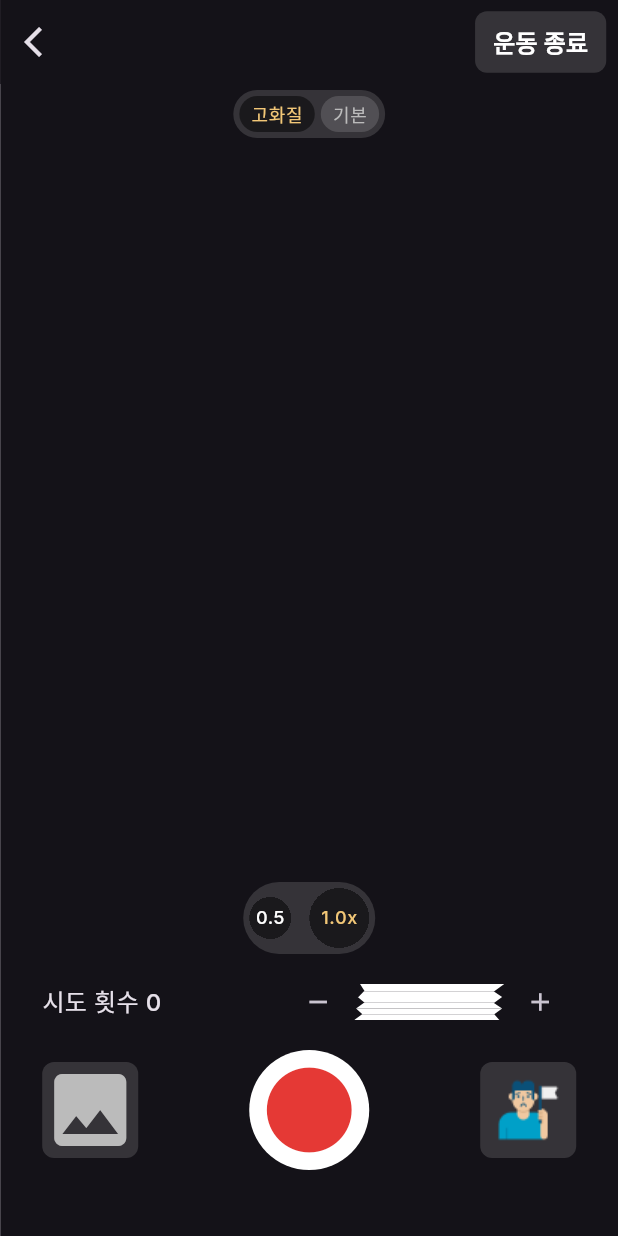
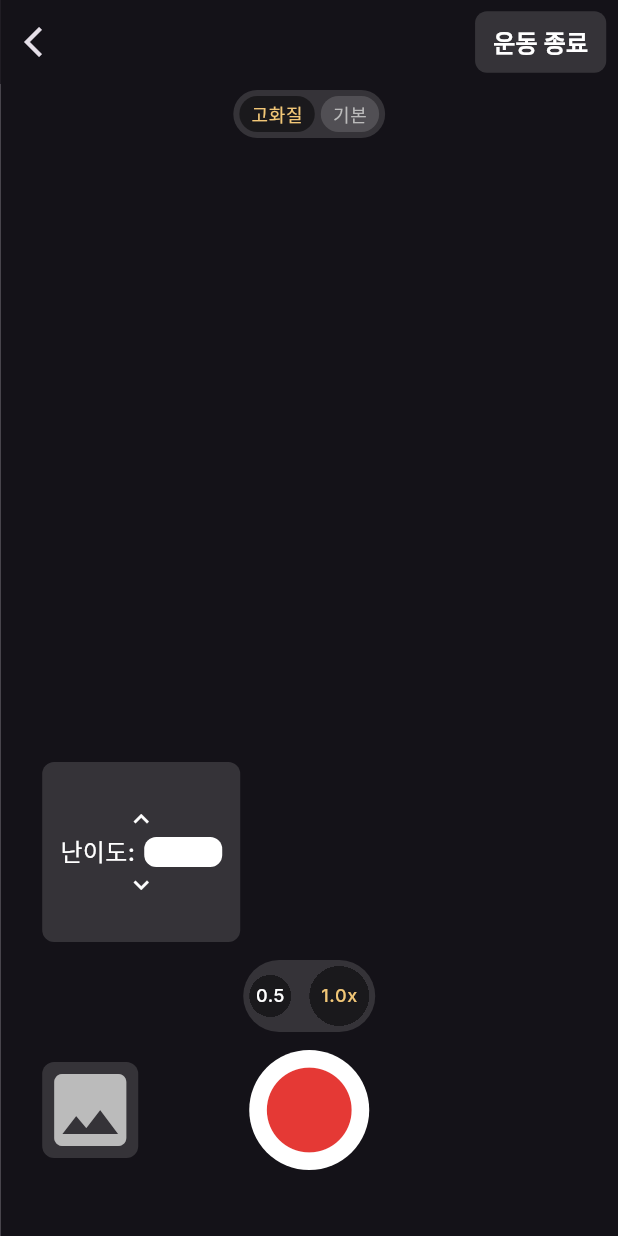
Before and after one commit to LiberoSpace/climb, a Flutter app: the first screen one second after launch, on a phone screen of 412 x 824 dp. Run offline on Flutter 3.47's test engine with Material 3 defaults, Android fonts, the phone set to English and light mode, and no system bars; our stand-ins replace camera, cloud_firestore, drift, firebase_analytics, firebase_auth, firebase_core and 14 more; missing offline and left inert: drift_db_viewer, firebase_app_check, gal, sqlite3, video_thumbnail; accounts and stored records are empty; generated files the repository leaves out were written again; project files that could hold a hidden picture were left out.

Commit message:
feat: 현제 문제 대시보드 추가

```diff
--- a/lib/pages/camera_page.dart
+++ b/lib/pages/camera_page.dart
@@ -545,8 +545,162 @@ class CameraPageState extends State<CameraPage> with WidgetsBindingObserver {
                         padding: const EdgeInsets.symmetric(horizontal: 28),
                         child: Column(
                           mainAxisSize: MainAxisSize.min,
+                          mainAxisAlignment: MainAxisAlignment.start,
                           crossAxisAlignment: CrossAxisAlignment.center,
                           children: [
+                            Row(
+                              mainAxisAlignment: MainAxisAlignment.start,
+                              children: [
+                                _climbingProblem != null
+                                    ? Container(
+                                        width: 132,
+                                        height: 120,
+                                        padding: const EdgeInsets.all(12),
+                                        decoration: BoxDecoration(
+                                          color:
+                                              colorLightGray.withOpacity(0.15),
+                                          borderRadius:
+                                              BorderRadius.circular(8),
+                                        ),
+                                        child: Column(
+                                          mainAxisAlignment:
+                                              MainAxisAlignment.spaceBetween,
+                                          children: [
+                                            Text(
+                                              '현재 문제',
+                                              style: Theme.of(context)
+                                                  .textTheme
+                                                  .bodyMedium!
+                                                  .copyWith(color: colorWhite),
+                                            ),
+                                            Row(
+                                              mainAxisAlignment:
+                                                  MainAxisAlignment
+                                                      .spaceBetween,
+                                              children: [
+                                                Text(
+                                                  '난이도:',
+                                                  style: Theme.of(context)
+                                                      .textTheme
+                                                      .bodyMedium!
+                                                      .copyWith(
+                                                          color: colorWhite),
+                                                ),
+                                                Container(
+                                                  width: 52,
+                                                  height: 20,
+                                                  decoration: BoxDecoration(
+                                                    color: _difficulty != null
+                                                        ? Color(_difficulty!
+                                                            .colorValue)
+                                                        : Colors.white,
+                                                    borderRadius:
+                                                        BorderRadius.circular(
+                                                            8),
+                                                  ),
+                                                )
+                                              ],
+                                            ),
+                                            Row(
+                                              mainAxisAlignment:
+                                                  MainAxisAlignment
+                                                      .spaceBetween,
+                                              children: [
+                                                Text(
+                                                  '시도:',
+                                                  style: Theme.of(context)
+                                                      .textTheme
+                                                      .bodyMedium!
+                                                      .copyWith(
+                                                          color: colorWhite),
+                                                ),
+                                                Text(
+                                                  _climbingProblem != null
+                                                      ? _climbingProblem!
+                                                          .trialCount
+                                                          .toString()
+                                                      : '0',
+                                                  style: Theme.of(context)
+                                                      .textTheme
+                                                      .bodyMedium!
+                                                      .copyWith(
+                                                          color: colorWhite),
+                                                ),
+                                              ],
+                                            ),
+                                          ],
+                                        ),
+                                      )
+                                    : Container(
+                                        width: 132,
+                                        height: 120,
+                                        padding: const EdgeInsets.all(12),
+                                        decoration: BoxDecoration(
+                                          color:
+                                              colorLightGray.withOpacity(0.15),
+                                          borderRadius:
+                                              BorderRadius.circular(8),
+                                        ),
+                                        child: Column(
+                                          mainAxisAlignment:
+                                              MainAxisAlignment.center,
+                                          crossAxisAlignment:
+                                              CrossAxisAlignment.center,
+                                          children: [
+                                            GestureDetector(
+                                              onTap: () => setDifficulty(-1),
+                                              child: const Icon(
+                                                Icons
+                                                    .keyboard_arrow_up_outlined,
+                                                size: 20,
+                                                weight: 1500,
+                                              ),
+                                            ),
+                                            Row(
+                                              mainAxisAlignment:
+                                                  MainAxisAlignment
+                                                      .spaceBetween,
+                                              children: [
+                                                Text(
+                                                  '난이도:',
+                                                  style: Theme.of(context)
+                                                      .textTheme
+                                                      .bodyMedium!
+                                                      .copyWith(
+                                                          color: colorWhite),
+                                                ),
+                                                Container(
+                                                  width: 52,
+                                                  height: 20,
+                                                  decoration: BoxDecoration(
+                                                    color: _difficulty != null
+                                                        ? Color(_difficulty!
+                                                            .colorValue)
+                                                        : Colors.white,
+                                                    borderRadius:
+                                                        BorderRadius.circular(
+                                                            8),
+                                                  ),
+                                                )
+                                              ],
+                                            ),
+                                            GestureDetector(
+                                              onTap: () => setDifficulty(1),
+                                              child: const Icon(
+                                                Icons
+                                                    .keyboard_arrow_down_outlined,
+                                                size: 20,
+                                                weight: 1500,
+                                              ),
+                                            ),
+                                          ],
+                                        ),
+                                      ),
+                              ],
+                            ),
+                            const Gap(
+                              12,
+                            ),
                             if (Platform.isIOS)
                               Container(
                                 decoration: BoxDecoration(
@@ -721,79 +875,6 @@ class CameraPageState extends State<CameraPage> with WidgetsBindingObserver {
                                 ),
                               ),
                             const Gap(12),
-                            SizedBox(
-                              height: 40,
-                              child: _controller.value.isRecordingVideo
-                                  ? Row(
-                                      mainAxisAlignment:
-                                          MainAxisAlignment.spaceBetween,
-                                      children: [
-                                        const SizedBox(),
-                                        SvgPicture.asset(
-                                          'assets/icons/tape.svg',
-                                          height: 24,
-                                          colorFilter: ColorFilter.mode(
-                                              _difficulty != null
-                                                  ? Color(
-                                                      _difficulty!.colorValue)
-                                                  : Colors.white,
-                                              BlendMode.srcIn),
-                                        ),
-                                      ],
-                                    )
-                                  : Row(
-                                      mainAxisAlignment:
-                                          MainAxisAlignment.spaceBetween,
-                                      children: [
-                                        Text(
-                                          _climbingProblem != null
-                                              ? '시도 횟수 ${_climbingProblem!.trialCount}'
-                                              : '시도 횟수 0',
-                                          style: GoogleFonts.inter(
-                                            fontWeight: FontWeight.w500,
-                                            fontSize: 16,
-                                          ),
-                                        ),
-                                        Row(
-                                          children: [
-                                            if (_climbingProblem == null)
-                                              IconButton(
-                                                onPressed: () =>
-                                                    setDifficulty(-1),
-                                                icon: const Icon(
-                                                  Icons.remove,
-                                                  size: 20,
-                                                  weight: 1500,
-                                                ),
-                                              ),
-                                            SvgPicture.asset(
-                                              'assets/icons/tape.svg',
-                                              height: 24,
-                                              colorFilter: ColorFilter.mode(
-                                                  _difficulty != null
-                                                      ? Color(_difficulty!
-                                                          .colorValue)
-                                                      : Colors.white,
-                                                  BlendMode.srcIn),
-                                            ),
-                                            if (_climbingProblem == null)
-                                              IconButton(
-                                                onPressed: () =>
-                                                    setDifficulty(1),
-                                                icon: const Icon(
-                                                  Icons.add,
-                                                  size: 20,
-                                                  weight: 1500,
-                                                ),
-                                              ),
-                                          ],
-                                        ),
-                                      ],
-                                    ),
-                            ),
-                            const Gap(
-                              12,
-                            ),
                             Row(
                               mainAxisAlignment: MainAxisAlignment.spaceBetween,
                               children: [
@@ -939,12 +1020,14 @@ class CameraPageState extends State<CameraPage> with WidgetsBindingObserver {
                                           ),
                                         ),
                                       )
-                                    : GestureDetector(
+                                    : _climbingProblem != null
+                                        ? GestureDetector(
                                             onTap: () async {
                                               final isConfirmed =
                                                   await showDialog<bool>(
                                                 context: context,
-                                            builder: (BuildContext context) =>
+                                                builder: (BuildContext
+                                                        context) =>
                                                     const ConfirmationDialog(
                                                   mainText: '다른 문제를 푸실건가요?',
                                                   subText: '시도 횟수가 0으로 변경됩니다.',
@@ -973,6 +1056,10 @@ class CameraPageState extends State<CameraPage> with WidgetsBindingObserver {
                                                 'assets/images/give_up.png',
                                               ),
                                             ),
+                                          )
+                                        : const SizedBox(
+                                            width: 64,
+                                            height: 64,
                                           ),
                               ],
                             ),
```
Lines whose indentation alone changed are shown as unchanged.
